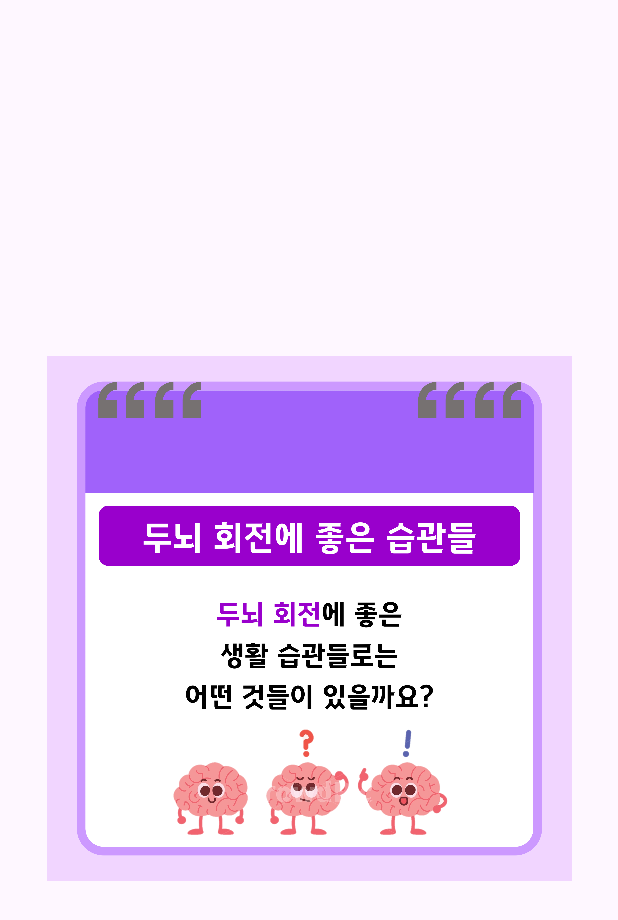
After one commit to IPS-bobITsong/IPS-backend, an Android app: the layout article_item.xml on its own in the app's theme, with its tools: preview values and no code run, on a phone screen of 412 x 824 dp. The commit adds this screen. Shown: the top 920 px of the screen. Run offline under Robolectric (Android 15) with nearby library versions, the phone set to English and light mode, and no system bars.

Commit message:
IPS-bobITsong/IPS-frontend로부터 commit 업데이트 : 건강기사1

```diff
--- /dev/null
+++ b/app/src/main/res/layout/article_item.xml
@@ -0,0 +1,17 @@
+<?xml version="1.0" encoding="utf-8"?>
+<androidx.constraintlayout.widget.ConstraintLayout xmlns:android="http://schemas.android.com/apk/res/android"
+    xmlns:app="http://schemas.android.com/apk/res-auto"
+    android:layout_width="match_parent"
+    android:layout_height="match_parent">
+
+    <ImageView
+        android:id="@+id/iv_article1"
+        android:layout_width="350dp"
+        android:layout_height="350dp"
+        android:src="@drawable/article1_1"
+        app:layout_constraintBottom_toBottomOf="parent"
+        app:layout_constraintEnd_toEndOf="parent"
+        app:layout_constraintStart_toStartOf="parent"
+        app:layout_constraintTop_toTopOf="parent" />
+
+</androidx.constraintlayout.widget.ConstraintLayout>
```
Also changed, not shown: app/src/main/java/smu/it/ips2/GainPointActivity.kt (+12 -0 lines), app/src/main/java/smu/it/ips2/ViewPagerAdapterArticle.kt (added, +23 -0 lines), app/src/main/res/layout/activity_gain_point.xml (+4 -17 lines), app/src/main/res/drawable/article1_1.png (added), app/src/main/res/drawable/article1_2.png (added), app/src/main/res/drawable/article1_3.png (added).
